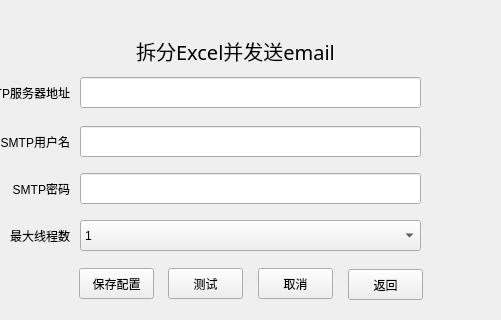
Above: configsetting.ui from ainiaa/splitExcel before the change; both pictures show x 90 to 591 and y 0 to 320 of the 709 by 454 pixel window. Below: the same form after it.
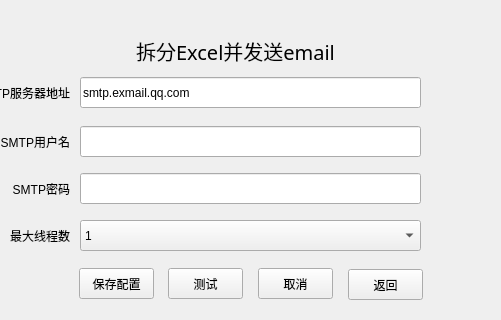
That is the form after the change. Icons and pictures are not drawn.

```diff
--- a/configsetting.ui
+++ b/configsetting.ui
@@ -93,6 +93,9 @@
       <height>31</height>
      </rect>
     </property>
+    <property name="text">
+     <string>smtp.exmail.qq.com</string>
+    </property>
    </widget>
    <widget class="QPushButton" name="cancelPushButton">
     <property name="geometry">
```
